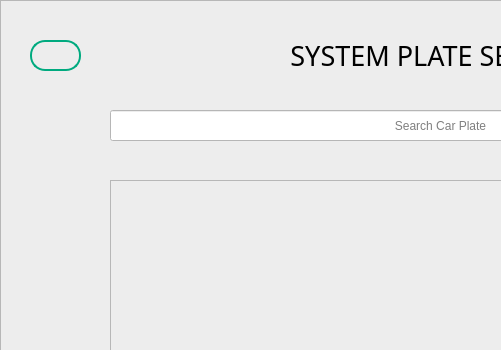
Before: the Qt Designer form searchplate.ui in codydon/Automatic-Car-Plate-Recognition-System, drawn with Qt 5; both pictures show x 0 to 501 and y 0 to 350 of the 800 by 562 pixel window.
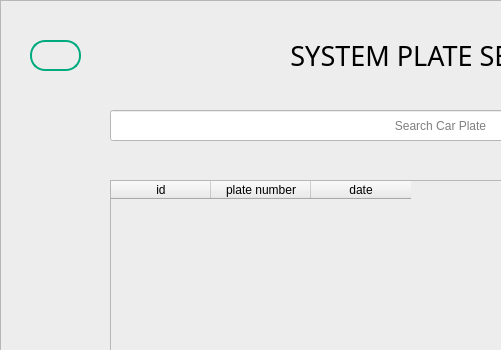
After: the same form once the commit is applied. Icons and pictures are not drawn.

Patch:
```diff
--- a/searchplate.ui
+++ b/searchplate.ui
@@ -134,6 +134,21 @@
        <height>261</height>
       </rect>
      </property>
+     <column>
+      <property name="text">
+       <string>id</string>
+      </property>
+     </column>
+     <column>
+      <property name="text">
+       <string>plate number</string>
+      </property>
+     </column>
+     <column>
+      <property name="text">
+       <string>date</string>
+      </property>
+     </column>
     </widget>
     <widget class="QLabel" name="label_2">
      <property name="geometry">
```
Left out of the diff: 2 changed lines with no effect on the pictures.
